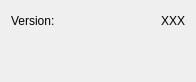
Above: gui/qt/about_dialog.ui from BetaRavener/uPyLoader before the change. Below: the same form after it.
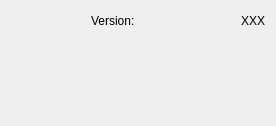
That is the form after the change. Icons and pictures are not drawn.

Commit message: Better about dialog.

```diff
--- a/gui/qt/about_dialog.ui
+++ b/gui/qt/about_dialog.ui
@@ -7,7 +7,7 @@
     <x>0</x>
     <y>0</y>
     <width>300</width>
-    <height>90</height>
+    <height>120</height>
    </rect>
   </property>
   <property name="sizePolicy">
@@ -19,13 +19,13 @@
   <property name="minimumSize">
    <size>
     <width>300</width>
-    <height>90</height>
+    <height>120</height>
    </size>
   </property>
   <property name="maximumSize">
    <size>
     <width>300</width>
-    <height>90</height>
+    <height>120</height>
    </size>
   </property>
   <property name="windowTitle">
@@ -34,11 +34,83 @@
   <property name="sizeGripEnabled">
    <bool>false</bool>
   </property>
-  <layout class="QVBoxLayout" name="verticalLayout_2">
+  <layout class="QHBoxLayout" name="horizontalLayout_2">
    <property name="sizeConstraint">
     <enum>QLayout::SetFixedSize</enum>
    </property>
    <item>
+    <layout class="QVBoxLayout" name="verticalLayout_2">
+     <property name="spacing">
+      <number>7</number>
+     </property>
+     <property name="leftMargin">
+      <number>0</number>
+     </property>
+     <item>
+      <widget class="QLabel" name="iconLabel">
+       <property name="sizePolicy">
+        <sizepolicy hsizetype="Fixed" vsizetype="Fixed">
+         <horstretch>0</horstretch>
+         <verstretch>0</verstretch>
+        </sizepolicy>
+       </property>
+       <property name="minimumSize">
+        <size>
+         <width>64</width>
+         <height>64</height>
+        </size>
+       </property>
+       <property name="maximumSize">
+        <size>
+         <width>64</width>
+         <height>64</height>
+        </size>
+       </property>
+       <property name="text">
+        <string/>
+       </property>
+       <property name="pixmap">
+        <pixmap>icons/main-512.png</pixmap>
+       </property>
+       <property name="scaledContents">
+        <bool>true</bool>
+       </property>
+      </widget>
+     </item>
+     <item>
+      <spacer name="verticalSpacer_2">
+       <property name="orientation">
+        <enum>Qt::Vertical</enum>
+       </property>
+       <property name="sizeHint" stdset="0">
+        <size>
+         <width>20</width>
+         <height>40</height>
+        </size>
+       </property>
+      </spacer>
+     </item>
+    </layout>
+   </item>
+   <item>
+    <spacer name="horizontalSpacer_2">
+     <property name="orientation">
+      <enum>Qt::Horizontal</enum>
+     </property>
+     <property name="sizeType">
+      <enum>QSizePolicy::Fixed</enum>
+     </property>
+     <property name="sizeHint" stdset="0">
+      <size>
+       <width>10</width>
+       <height>20</height>
+      </size>
+     </property>
+    </spacer>
+   </item>
+   <item>
+    <layout class="QVBoxLayout" name="verticalLayout">
+     <item>
     <layout class="QHBoxLayout" name="horizontalLayout">
      <item>
       <widget class="QLabel" name="label">
@@ -84,6 +156,8 @@
       </size>
      </property>
     </spacer>
+     </item>
+    </layout>
    </item>
   </layout>
  </widget>
```
Lines whose indentation alone changed are shown as unchanged. The commit also changes 4 other files.
